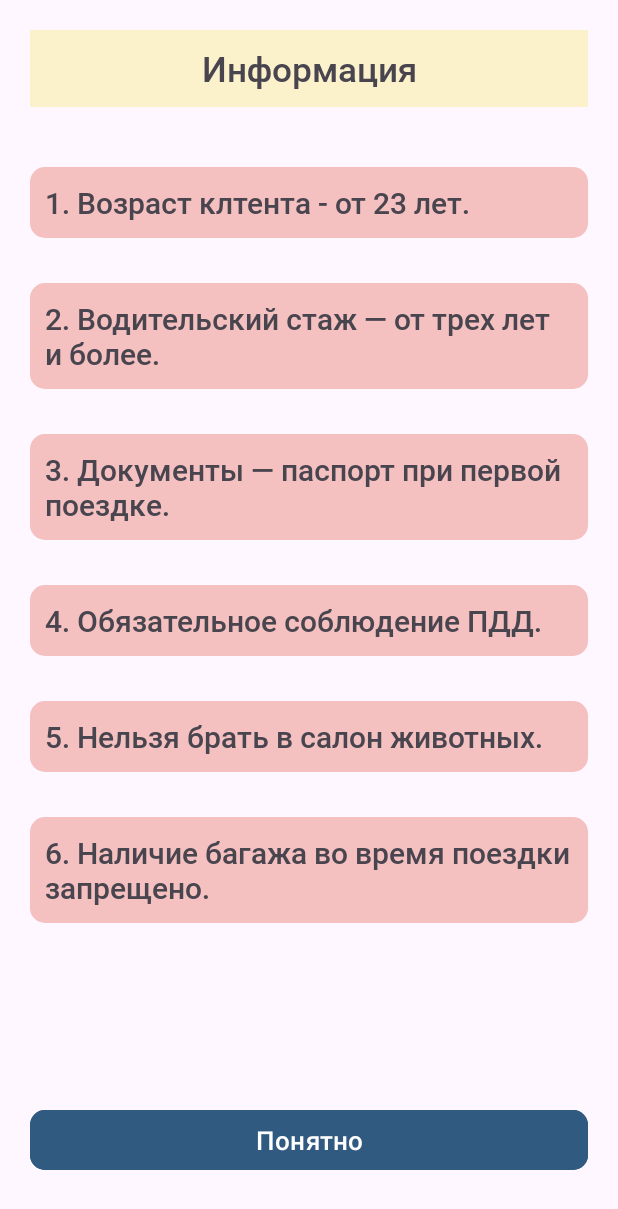
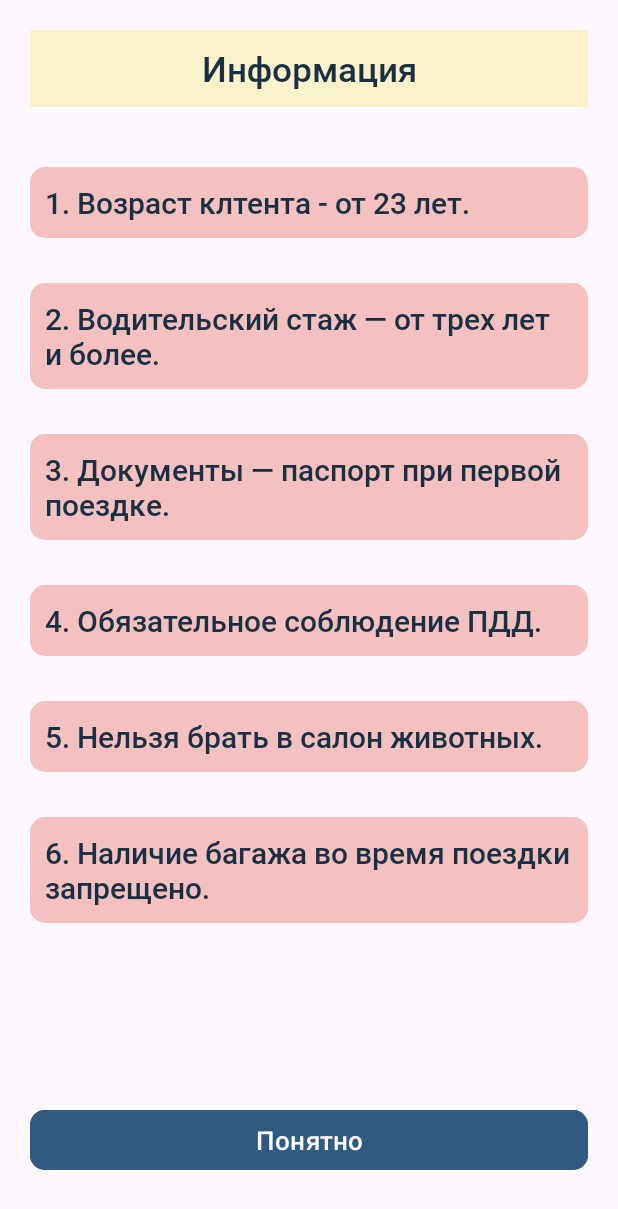
Before and after one commit to tech367/CarSpot, an Android app: the InformationActivity screen opened directly, with no data from a screen before it, on a phone screen of 412 x 824 dp. Shown: the top 1209 px of the screen. Run offline under Robolectric (Android 15) with nearby library versions, the phone set to English and light mode, and no system bars.

Commit message:
Updated 19.12.23

```diff
--- a/app/src/main/res/layout/activity_information.xml
+++ b/app/src/main/res/layout/activity_information.xml
@@ -12,6 +12,7 @@
         android:layout_width="match_parent"
         android:layout_height="wrap_content"
         android:text="Информация"
+        android:textColor="@color/main_text"
         android:textAlignment="center"
         android:textSize="23sp"
         android:background="#FBF2CC"
@@ -28,6 +29,7 @@
         android:layout_marginTop="40dp"
         android:text="1. Возраст клтента - от 23 лет."
         android:textSize="20sp"
+        android:textColor="@color/main_text"
         android:padding="10dp"
         android:background="@drawable/custom_layout"
         android:backgroundTint="#F4C0C0"
@@ -41,6 +43,7 @@
         android:layout_marginTop="30dp"
         android:text="2. Водительский стаж — от трех лет и более."
         android:textSize="20sp"
+        android:textColor="@color/main_text"
         android:padding="10dp"
         android:background="@drawable/custom_layout"
         android:backgroundTint="#F4C0C0"
@@ -55,6 +58,7 @@
         android:text="3. Документы — паспорт при первой поездке."
         android:textSize="20sp"
         android:padding="10dp"
+        android:textColor="@color/main_text"
         android:background="@drawable/custom_layout"
         android:backgroundTint="#F4C0C0"
         android:fontFamily="@font/roboto_medium"/>
@@ -67,6 +71,7 @@
         android:layout_marginTop="30dp"
         android:text="4. Обязательное соблюдение ПДД."
         android:textSize="20sp"
+        android:textColor="@color/main_text"
         android:padding="10dp"
         android:background="@drawable/custom_layout"
         android:backgroundTint="#F4C0C0"
@@ -81,6 +86,7 @@
         android:layout_marginTop="30dp"
         android:text="5. Нельзя брать в салон животных."
         android:textSize="20sp"
+        android:textColor="@color/main_text"
         android:padding="10dp"
         android:background="@drawable/custom_layout"
         android:backgroundTint="#F4C0C0"
@@ -94,6 +100,7 @@
         android:layout_marginTop="30dp"
         android:text="6. Наличие багажа во время поездки запрещено."
         android:textSize="20sp"
+        android:textColor="@color/main_text"
         android:padding="10dp"
         android:background="@drawable/custom_layout"
         android:backgroundTint="#F4C0C0"
@@ -107,6 +114,7 @@
         android:layout_alignParentBottom="true"
         android:layout_marginBottom="20dp"
         android:text="Понятно"
+        android:textColor="@color/button_text_color"
         android:textSize="17sp"
         android:backgroundTint="@color/main_accent"
         app:cornerRadius="10dp" />
```
